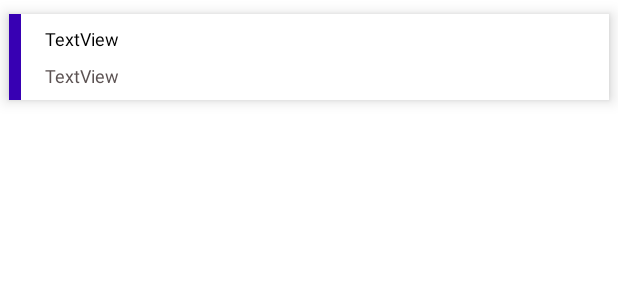
After one commit to embashbaz/Mat-Manager-Admin, an Android app: the layout general_recycler_item.xml on its own in the app's theme, with its tools: preview values and no code run, on a phone screen of 412 x 824 dp. The commit adds this screen. Shown: the top 300 px of the screen. Run offline under Robolectric (Android 15) with nearby library versions, the phone set to English and light mode, and no system bars.

Commit message:
added general recyclerview

```diff
--- a/app/build.gradle
+++ b/app/build.gradle
@@ -48,6 +48,7 @@ dependencies {
     implementation 'com.google.firebase:firebase-auth:21.0.1'
     implementation 'com.google.firebase:firebase-firestore:23.0.3'
     implementation 'com.google.firebase:firebase-auth-ktx:21.0.1'
+    implementation 'androidx.legacy:legacy-support-v4:1.0.0'
     testImplementation 'junit:junit:4.+'
     androidTestImplementation 'androidx.test.ext:junit:1.1.3'
     androidTestImplementation 'androidx.test.espresso:espresso-core:3.4.0'
--- /dev/null
+++ b/app/src/main/res/layout/general_recycler_item.xml
@@ -0,0 +1,68 @@
+<?xml version="1.0" encoding="utf-8"?>
+<androidx.cardview.widget.CardView xmlns:android="http://schemas.android.com/apk/res/android"
+    xmlns:app="http://schemas.android.com/apk/res-auto"
+    xmlns:tools="http://schemas.android.com/tools"
+    android:id="@+id/card_view_usage"
+    android:layout_width="match_parent"
+    android:layout_height="wrap_content"
+    app:cardCornerRadius="0dp"
+    app:cardElevation="6dp"
+    app:cardMaxElevation="6dp"
+    app:cardUseCompatPadding="true">
+
+    <androidx.constraintlayout.widget.ConstraintLayout
+        android:layout_width="match_parent"
+        android:layout_height="wrap_content">
+
+        <View
+            android:id="@+id/view_status"
+            android:layout_width="8dp"
+            android:layout_height="0dp"
+            android:background="@color/purple_700"
+            app:layout_constraintBottom_toBottomOf="parent"
+            app:layout_constraintStart_toStartOf="parent"
+            app:layout_constraintTop_toTopOf="parent" />
+
+        <TextView
+            android:id="@+id/item_primary_text_list"
+            android:layout_width="wrap_content"
+            android:layout_height="wrap_content"
+            android:layout_marginStart="16dp"
+            android:layout_marginLeft="16dp"
+            android:layout_marginTop="8dp"
+            android:text="TextView"
+            android:textColor="@color/black"
+            android:textSize="12sp"
+            android:textStyle="normal"
+            app:layout_constraintStart_toEndOf="@+id/view_status"
+            app:layout_constraintTop_toTopOf="parent" />
+
+        <TextView
+            android:id="@+id/item_secondary_text_list"
+            android:layout_width="wrap_content"
+            android:layout_height="wrap_content"
+            android:layout_marginStart="16dp"
+            android:layout_marginLeft="16dp"
+            android:layout_marginTop="8dp"
+            android:layout_marginBottom="8dp"
+            android:text="TextView"
+            android:textColor="#5C5353"
+            android:textSize="12sp"
+            app:layout_constraintBottom_toBottomOf="parent"
+            app:layout_constraintStart_toEndOf="@+id/view_status"
+            app:layout_constraintTop_toBottomOf="@+id/item_primary_text_list" />
+
+        <TextView
+            android:id="@+id/item_terciary_text_list"
+            android:layout_width="wrap_content"
+            android:layout_height="wrap_content"
+            android:layout_marginTop="8dp"
+            android:layout_marginEnd="8dp"
+            android:layout_marginBottom="8dp"
+            android:textColor="@color/black"
+            android:textStyle="bold"
+            app:layout_constraintBottom_toBottomOf="parent"
+            app:layout_constraintEnd_toEndOf="parent"
+            app:layout_constraintTop_toTopOf="parent" />
+    </androidx.constraintlayout.widget.ConstraintLayout>
+</androidx.cardview.widget.CardView>
```
Also changed, not shown: app/src/main/java/com/example/matatumanageradmin/ui/expense/ExpenseListFragment.kt (added, +22 -0 lines), app/src/main/java/com/example/matatumanageradmin/ui/other/DefaultRecyclerAdapter.kt (added, +89 -0 lines), app/src/main/res/layout/fragment_expense_list.xml (added, +14 -0 lines), app/src/main/res/navigation/navigation.xml (+11 -0 lines).
